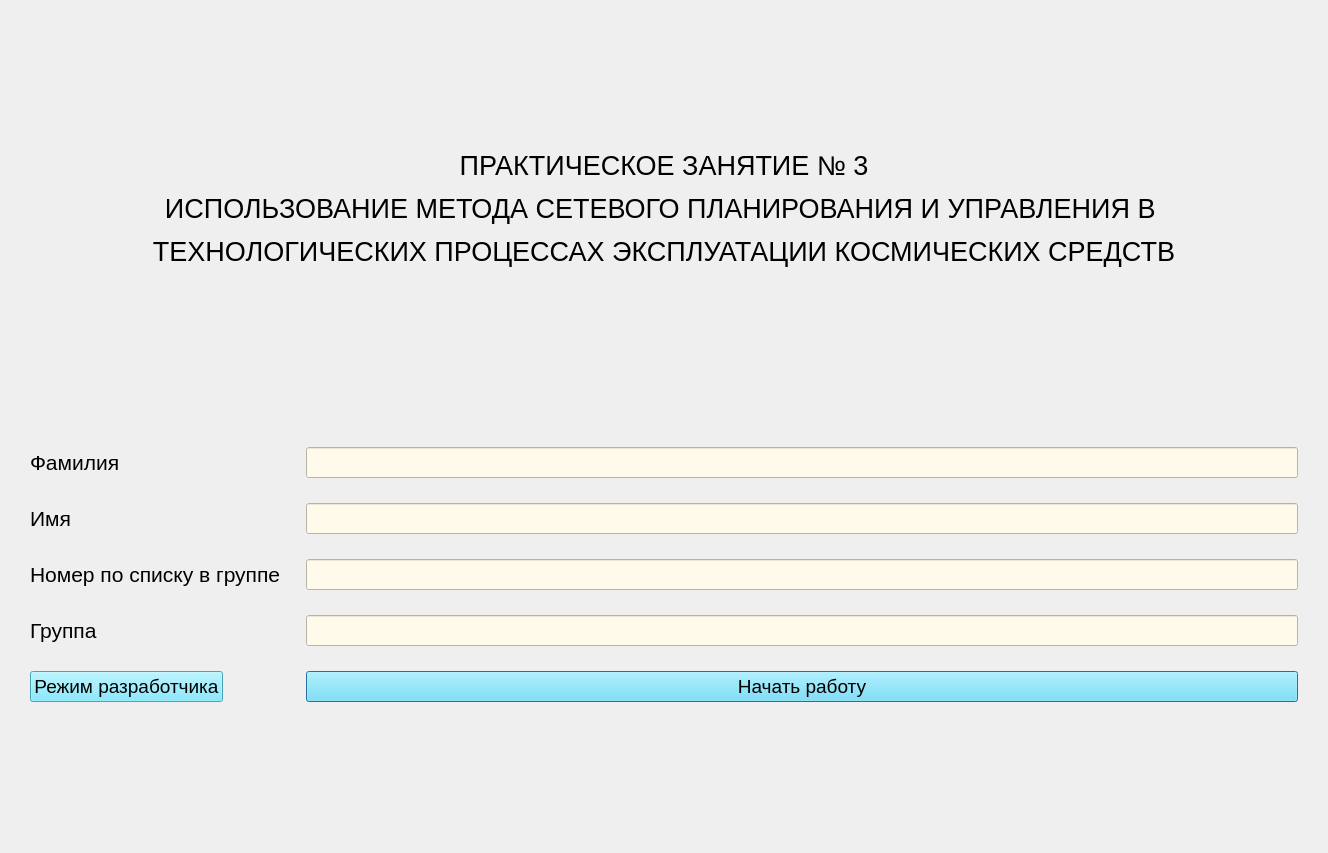
This is qt_designer_ui/startWindow.ui in IvaMarin/Project-Network-Diagram-App as Qt 5 draws it before an edit. The edited form follows.
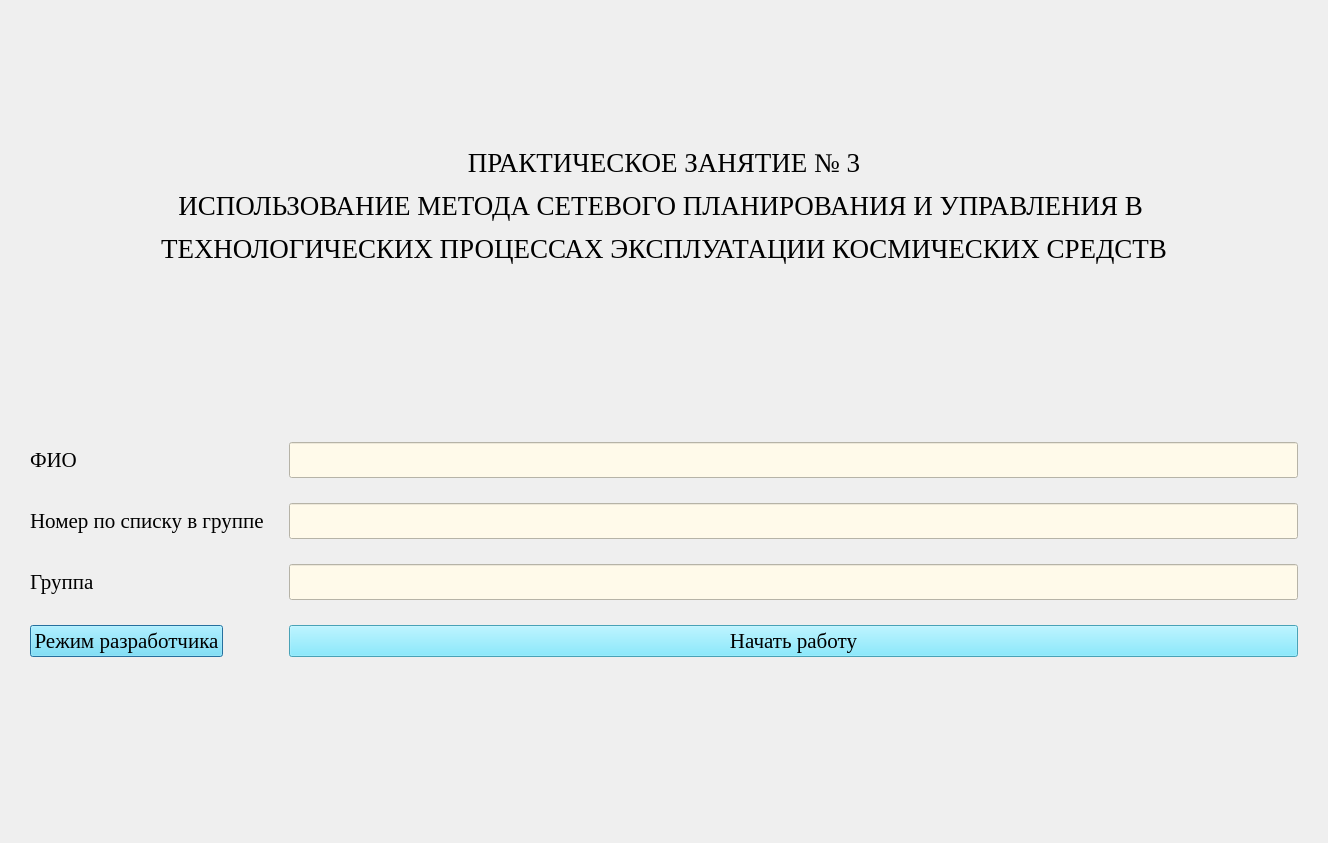
This is the edited form.

The edit to the form file:
```diff
--- a/qt_designer_ui/startWindow.ui
+++ b/qt_designer_ui/startWindow.ui
@@ -7,7 +7,7 @@
     <x>0</x>
     <y>0</y>
     <width>1328</width>
-    <height>853</height>
+    <height>843</height>
    </rect>
   </property>
   <property name="windowTitle">
@@ -31,6 +31,11 @@
    </property>
    <item>
     <widget class="QLabel" name="labelWelcome">
+     <property name="font">
+      <font>
+       <family>Times New Roman</family>
+      </font>
+     </property>
      <property name="lineWidth">
       <number>5</number>
      </property>
@@ -56,18 +61,12 @@
      <property name="bottomMargin">
       <number>10</number>
      </property>
-     <item row="0" column="0">
-      <widget class="QLabel" name="labelSurname">
-       <property name="text">
-        <string>&lt;html&gt;&lt;head/&gt;&lt;body&gt;&lt;p&gt;&lt;span style=&quot; font-size:16pt;&quot;&gt;Фамилия&lt;/span&gt;&lt;/p&gt;&lt;/body&gt;&lt;/html&gt;</string>
-       </property>
-      </widget>
-     </item>
      <item row="0" column="1">
       <widget class="QLineEdit" name="lineEditSurname">
        <property name="font">
         <font>
-         <pointsize>14</pointsize>
+         <family>Times New Roman</family>
+         <pointsize>18</pointsize>
         </font>
        </property>
        <property name="styleSheet">
@@ -82,42 +81,24 @@
       </widget>
      </item>
      <item row="1" column="0">
-      <widget class="QLabel" name="labelName">
-       <property name="text">
-        <string>&lt;html&gt;&lt;head/&gt;&lt;body&gt;&lt;p&gt;&lt;span style=&quot; font-size:16pt;&quot;&gt;Имя&lt;/span&gt;&lt;/p&gt;&lt;/body&gt;&lt;/html&gt;</string>
-       </property>
-      </widget>
-     </item>
-     <item row="1" column="1">
-      <widget class="QLineEdit" name="lineEditName">
-       <property name="font">
-        <font>
-         <pointsize>14</pointsize>
-        </font>
-       </property>
-       <property name="styleSheet">
-        <string notr="true">background-color: #fffaea;</string>
-       </property>
-       <property name="inputMethodHints">
-        <set>Qt::ImhDialableCharactersOnly</set>
-       </property>
-       <property name="maxLength">
-        <number>25</number>
-       </property>
-      </widget>
-     </item>
-     <item row="2" column="0">
       <widget class="QLabel" name="labelNumGroup">
+       <property name="font">
+        <font>
+         <family>Times New Roman</family>
+         <pointsize>18</pointsize>
+        </font>
+       </property>
        <property name="text">
         <string>&lt;html&gt;&lt;head/&gt;&lt;body&gt;&lt;p&gt;&lt;span style=&quot; font-size:16pt;&quot;&gt;Номер по списку в группе&lt;/span&gt;&lt;/p&gt;&lt;/body&gt;&lt;/html&gt;</string>
        </property>
       </widget>
      </item>
-     <item row="2" column="1">
+     <item row="1" column="1">
       <widget class="QLineEdit" name="lineEditNumINGroup">
        <property name="font">
         <font>
-         <pointsize>14</pointsize>
+         <family>Times New Roman</family>
+         <pointsize>18</pointsize>
         </font>
        </property>
        <property name="styleSheet">
@@ -134,18 +115,25 @@
        </property>
       </widget>
      </item>
-     <item row="3" column="0">
+     <item row="2" column="0">
       <widget class="QLabel" name="labelGroup">
+       <property name="font">
+        <font>
+         <family>Times New Roman</family>
+         <pointsize>18</pointsize>
+        </font>
+       </property>
        <property name="text">
         <string>&lt;html&gt;&lt;head/&gt;&lt;body&gt;&lt;p&gt;&lt;span style=&quot; font-size:16pt;&quot;&gt;Группа&lt;/span&gt;&lt;/p&gt;&lt;/body&gt;&lt;/html&gt;</string>
        </property>
       </widget>
      </item>
-     <item row="3" column="1">
+     <item row="2" column="1">
       <widget class="QLineEdit" name="lineEditGroup">
        <property name="font">
         <font>
-         <pointsize>14</pointsize>
+         <family>Times New Roman</family>
+         <pointsize>18</pointsize>
         </font>
        </property>
        <property name="styleSheet">
@@ -159,14 +147,34 @@
        </property>
       </widget>
      </item>
-     <item row="4" column="1">
+     <item row="3" column="0">
+      <widget class="QPushButton" name="btnDeveloperMode">
+       <property name="font">
+        <font>
+         <family>Times New Roman</family>
+         <pointsize>16</pointsize>
+        </font>
+       </property>
+       <property name="styleSheet">
+        <string notr="true">background-color: #66e3ff;</string>
+       </property>
+       <property name="text">
+        <string>Режим разработчика</string>
+       </property>
+       <property name="checkable">
+        <bool>true</bool>
+       </property>
+      </widget>
+     </item>
+     <item row="3" column="1">
       <widget class="QPushButton" name="btnSignLab">
        <property name="enabled">
         <bool>true</bool>
        </property>
        <property name="font">
         <font>
-         <pointsize>14</pointsize>
+         <family>Times New Roman</family>
+         <pointsize>16</pointsize>
          <weight>50</weight>
          <bold>false</bold>
          <underline>false</underline>
@@ -190,21 +198,16 @@
        </property>
       </widget>
      </item>
-     <item row="4" column="0">
-      <widget class="QPushButton" name="btnDeveloperMode">
+     <item row="0" column="0">
+      <widget class="QLabel" name="labelSurname">
        <property name="font">
         <font>
-         <pointsize>14</pointsize>
+         <family>Times New Roman</family>
+         <pointsize>18</pointsize>
         </font>
        </property>
-       <property name="styleSheet">
-        <string notr="true">background-color: #66e3ff;</string>
-       </property>
        <property name="text">
-        <string>Режим разработчика</string>
-       </property>
-       <property name="checkable">
-        <bool>true</bool>
+        <string>&lt;html&gt;&lt;head/&gt;&lt;body&gt;&lt;p&gt;&lt;span style=&quot; font-size:16pt;&quot;&gt;ФИО&lt;/span&gt;&lt;/p&gt;&lt;/body&gt;&lt;/html&gt;</string>
        </property>
       </widget>
      </item>
```
